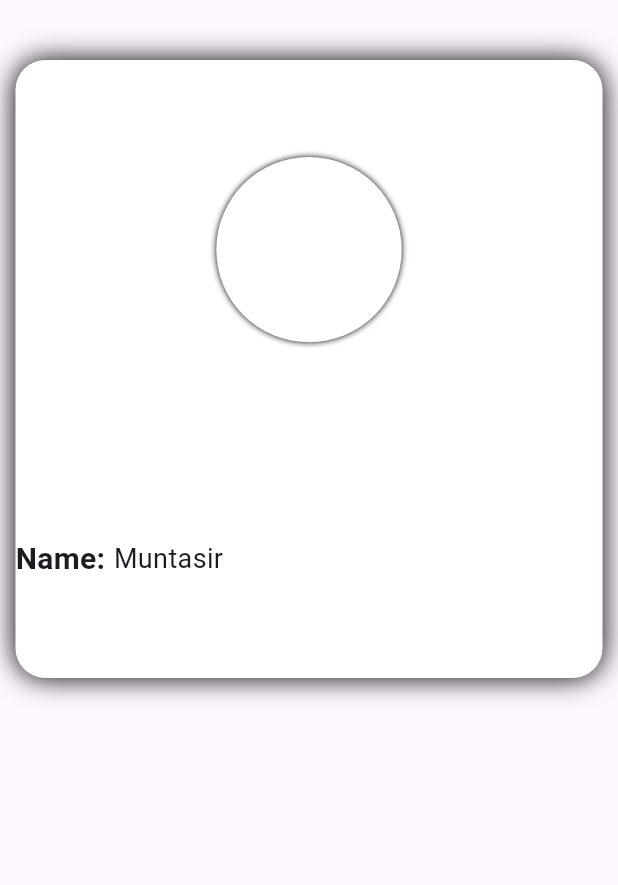
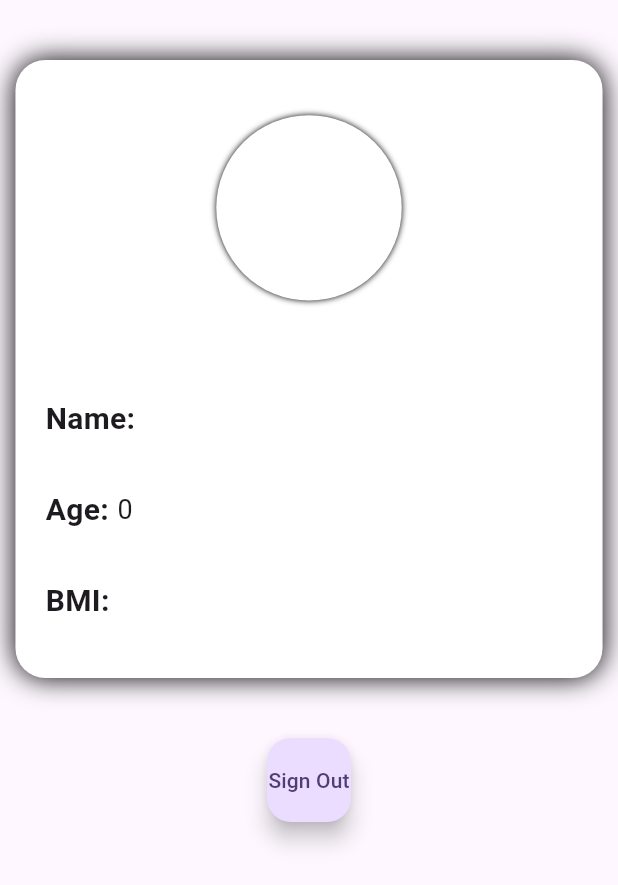
Before and after one commit to MdMuntasir/User_Data_Handle, a Flutter app: the DashBoard screen opened directly, on a phone screen of 412 x 824 dp. Shown: the top 885 px of the screen. Run offline on Flutter 3.47's test engine with Material 3 defaults, Android fonts, the phone set to English and light mode, and no system bars; our stand-ins replace cloud_firestore, firebase_auth, firebase_core; accounts and stored records are empty.

```diff
--- a/lib/DashBoardPage.dart
+++ b/lib/DashBoardPage.dart
@@ -1,20 +1,27 @@
+
+import 'dart:developer';
+
 
 import 'package:cloud_firestore/cloud_firestore.dart';
 import 'package:firebase_auth/firebase_auth.dart';
 import 'package:firebase_core/firebase_core.dart';
 import 'package:flutter/cupertino.dart';
 import 'package:flutter/material.dart';
-import 'package:user_handle/UserInformation.dart';
+import 'package:user_handle/Models/User_model.dart';
 import 'package:user_handle/Widgets/UIHelper.dart';
+import 'package:user_handle/signUpPage.dart';
 
 class DashBoard extends StatefulWidget {
   const DashBoard({super.key});
+
 
   @override
   State<DashBoard> createState() => _DashBoardState();
 }
 
 class _DashBoardState extends State<DashBoard> {
+
+
   String name = "Muntasir",
       age = "20",
       height = "184.5cm",
@@ -22,13 +29,35 @@ class _DashBoardState extends State<DashBoard> {
       email = "",
       picture = "",
       description = "";
-  List info = ["Test1", "Test2"];
-  List<Text> userinfo = [];
+  // List info = ["Test1", "Test2"];
+  Map userinfo = {};
   bool isEdit = false;
-  final user = FirebaseAuth.instance.currentUser;
+
+
+
+  final user = FirebaseAuth.instance.currentUser!;
+
+  Future fireStore() async
+  {
+    await FirebaseFirestore.instance.collection("Users").doc(user.uid).get().then((user) async{
+      if(user.exists){
+        info = UserModel.fromJason(user.data()!).toMap();
+      }
+    });
+  }
+
+  void state(){
+    initState();
+  }
+
+
+
+  late Map<String,dynamic> info = {};
 
   @override
   Widget build(BuildContext context) {
+    var document = FirebaseFirestore.instance.collection("Users").doc(user.uid);
+   print(document);
     double w = MediaQuery.of(context).size.width,
         h = MediaQuery.of(context).size.height;
 
@@ -41,16 +70,19 @@ class _DashBoardState extends State<DashBoard> {
 
 
 
-    info.forEach((element) {
-      if (userinfo.length < info.length) {
-        userinfo.add(Text(
-          element,
-          style: TextStyle(fontSize: 20, fontWeight: FontWeight.bold),
-        ));
+    StreamBuilder UserInfo =  StreamBuilder(
+      stream: FirebaseFirestore.instance.collection("Users").doc(user.uid).snapshots(),
+      builder: (context, AsyncSnapshot snapshot) {
+
+        // info = UserModel.fromJason(snapshot.).toMap();
+        if(snapshot.connectionState == ConnectionState.waiting)
+          {
+            return CircularProgressIndicator(strokeWidth: 1,);
           }
-    });
 
-    Column UserInfo = Column(
+        else {
+          dynamic info = snapshot.data;
+            return Column(
               mainAxisAlignment: MainAxisAlignment.spaceEvenly,
               children: [
                 Container(
@@ -68,13 +100,21 @@ class _DashBoardState extends State<DashBoard> {
                 SizedBox(
                   height: h * .001,
                 ),
-        UiHelper.DashboardText(
-            context, nameController, "Name", "Muntasir", isEdit)
+                UiHelper.DashboardText(context, nameController, "Name",
+                    info["Name"].toString(), isEdit),
+                UiHelper.DashboardText(context, ageController, "Age",
+                    info["Age"].toString(), isEdit),
+                UiHelper.DashboardText(context, TextEditingController(), "BMI",
+                    info["BMI"].toString(), false),
               ],
+            );
+          }
+        }
     );
 
     return Scaffold(
-        body: Column(
+        body: SingleChildScrollView(
+          child: Column(
             crossAxisAlignment: CrossAxisAlignment.center,
             children: [
             Padding(
@@ -87,11 +127,26 @@ class _DashBoardState extends State<DashBoard> {
                       color: Colors.white,
                       borderRadius: BorderRadius.circular(20),
                       boxShadow: [BoxShadow(blurRadius: 15, spreadRadius: 0)]),
-                child: UserInfo),
+                  child: Padding(
+                    padding: const EdgeInsets.symmetric(vertical: 5, horizontal: 20),
+                    child: UserInfo,
+                  )
               ),
             ),
+          ),
+              Center(
+                child: FloatingActionButton(
+                  onPressed: (){
+                    FirebaseAuth.instance.signOut().then((value) =>
+                        Navigator.pushReplacement(context, MaterialPageRoute(builder: (context)=> SignUpPage()))
+                    );
+                  },
+                  child: Text("Sign Out"),
+                ),),
             SizedBox(height: 20),
+
                 ],
+              ),
         ));
   }
 }
--- /dev/null
+++ b/lib/Models/User_model.dart
@@ -0,0 +1,66 @@
+import 'dart:developer';
+
+import 'package:cloud_firestore/cloud_firestore.dart';
+import 'package:firebase_auth/firebase_auth.dart';
+import 'package:flutter/cupertino.dart';
+import 'package:flutter/material.dart';
+
+class UserModel {
+  UserModel({
+    required this.id,
+    required this.name,
+    required this.age,
+    required this.height,
+    required this.weight,
+    required this.BMI,
+    required this.email
+  });
+
+  late String? id;
+  late String name;
+  late String age;
+  late String height;
+  late String weight;
+  late double BMI;
+  late String email;
+
+
+  UserModel.fromJason(Map<String, dynamic> json){
+    name = json["Name"] ?? "";
+    age = json["Age"] ?? "";
+    height = json["Height"] ?? "";
+    weight = json["Weight"] ?? "";
+    BMI = json["BMI"] ?? "";
+    email = json["Email"] ?? "";
+  }
+
+  toMap() {
+    return {
+      "Name": name,
+      "Age": age,
+      "Height": height,
+      "Weight": weight,
+      "BMI" : BMI,
+      "Email" : email
+    };
+  }
+
+}
+
+
+class userInfo{
+
+  static Map<String,dynamic> info = {};
+
+  Future getInfo() async{
+    final user = FirebaseAuth.instance.currentUser!;
+
+      await FirebaseFirestore.instance.collection("Users").doc(user.uid).get().then((user) async{
+        if(user.exists){
+          userInfo.info = UserModel.fromJason(user.data()!).toMap();
+        }
+      });
+      print(info);
+  }
+
+}
--- a/lib/main.dart
+++ b/lib/main.dart
@@ -38,6 +38,7 @@ class MyApp extends StatelessWidget {
         useMaterial3: true,
       ),
       home: user!=null ? const DashBoard() : SignUpPage(),
+      // home: SignUpPage()
 
 
     );
--- a/pubspec.yaml
+++ b/pubspec.yaml
@@ -38,6 +38,8 @@ dependencies:
   firebase_core: ^2.27.1
   firebase_auth: ^4.17.9
   cloud_firestore: ^4.15.9
+  firebase_storage: ^11.6.10
+  google_sign_in: ^6.2.1
 
 dev_dependencies:
   flutter_test:
```
Also changed, not shown: lib/UserInformation.dart (deleted, +0 -39 lines), lib/signUpPage.dart (+13 -8 lines). Lines whose indentation alone changed are shown as unchanged.
